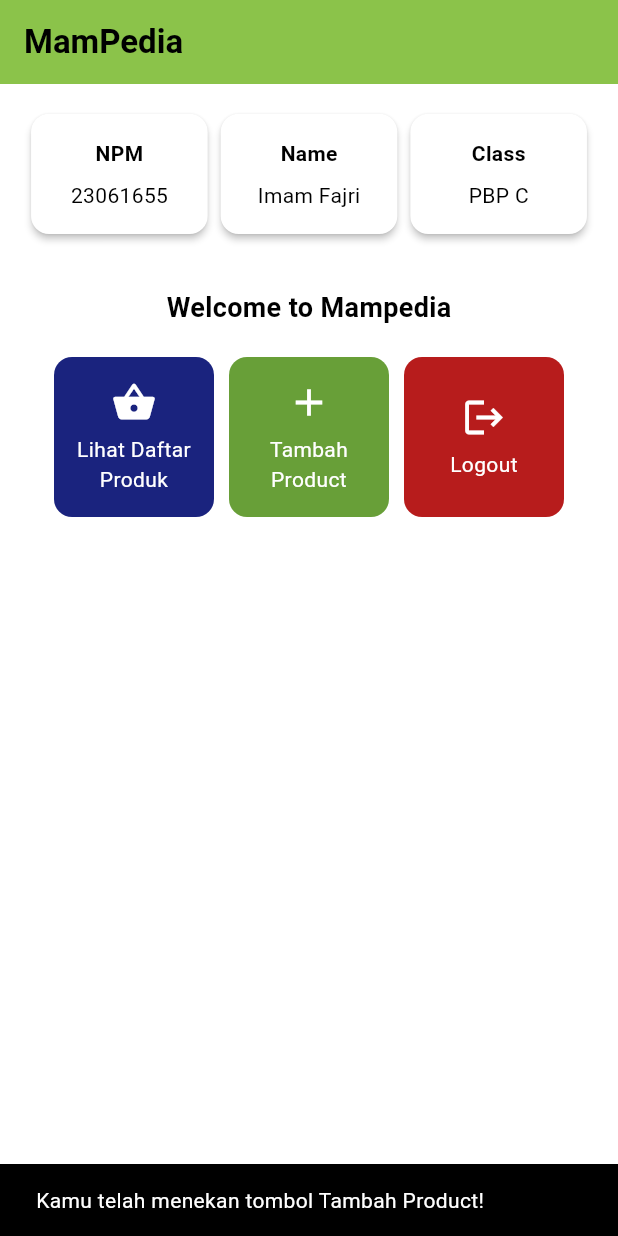
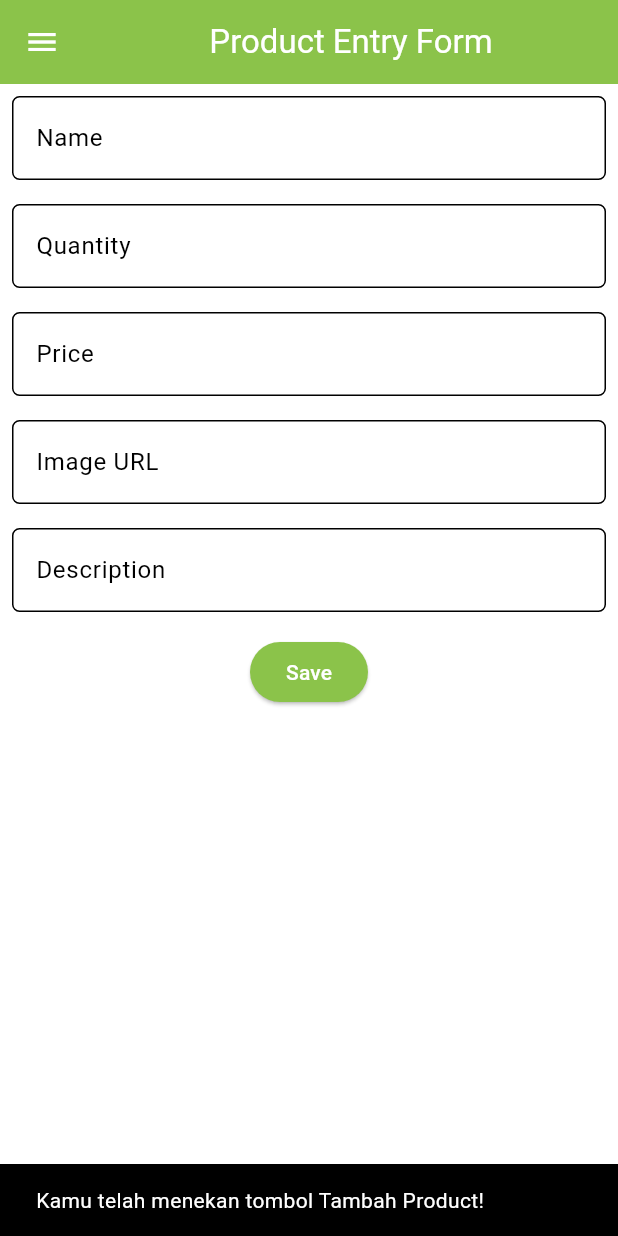
Before and after one commit to imamfajri1/mampedia_mobile, a Flutter app: the screen it shows after launch, after a tap on "Tambah Product", on a phone screen of 412 x 824 dp. Run offline on Flutter 3.47's test engine with Material 3 defaults, Android fonts, the phone set to English and light mode, and no system bars.

Commit message:
Ngoding tugas 8 done

```diff
--- a/lib/main.dart
+++ b/lib/main.dart
@@ -1,5 +1,5 @@
 import 'package:flutter/material.dart';
-import 'package:mampedia_mobile/menu.dart';
+import 'package:mampedia_mobile/screens/menu.dart';
 
 void main() {
   runApp(const MyApp());
--- a/lib/menu.dart
+++ b/lib/screens/menu.dart
@@ -1,10 +1,6 @@
 import 'package:flutter/material.dart';
-
-class ItemHomepage {
-  final String name;
-  final IconData icon;
-  ItemHomepage(this.name, this.icon);
-}
+import 'package:mampedia_mobile/widgets/product_card.dart';
+import 'package:mampedia_mobile/widgets/left_drawer.dart';
 
 class MyHomePage extends StatelessWidget {
   final String npm = '23061655'; // NPM
@@ -32,7 +28,9 @@ class MyHomePage extends StatelessWidget {
         ),
         // Warna latar belakang AppBar diambil dari skema warna tema aplikasi.
         backgroundColor: Theme.of(context).colorScheme.primary,
+        iconTheme: const IconThemeData(color: Colors.white),
       ),
+      drawer: const LeftDrawer(),
       // Body halaman dengan padding di sekelilingnya.
       body: Padding(
         padding: const EdgeInsets.all(16.0),
@@ -96,61 +94,6 @@ class MyHomePage extends StatelessWidget {
   }
 }
 
-class ItemCard extends StatelessWidget {
-  final ItemHomepage item;
-
-  const ItemCard(this.item, {super.key});
-
-  @override
-  Widget build(BuildContext context) {
-    Color? backgroundColor;
-    if (item.name == "Tambah Product") {
-      backgroundColor = Colors.lightGreen[700];
-    } else if (item.name == "Lihat Daftar Produk") {
-      backgroundColor = Colors.indigo[900];
-    } else if (item.name == "Logout") {
-      backgroundColor = Colors.red[900];
-    } else {
-      backgroundColor = Theme.of(context).colorScheme.secondary;
-    }
-
-    return Material(
-      color: backgroundColor,
-      borderRadius: BorderRadius.circular(12),
-      child: InkWell(
-        onTap: () {
-          ScaffoldMessenger.of(context)
-            ..hideCurrentSnackBar()
-            ..showSnackBar(SnackBar(
-              content: Text("Kamu telah menekan tombol ${item.name}!"),
-            ));
-        },
-        child: Container(
-          padding: const EdgeInsets.all(8),
-          child: Center(
-            child: Column(
-              mainAxisAlignment: MainAxisAlignment.center,
-              children: [
-                Icon(
-                  item.icon,
-                  color: Colors.white,
-                  size: 30.0,
-                ),
-                const Padding(padding: EdgeInsets.all(3)),
-                Text(
-                  item.name,
-                  textAlign: TextAlign.center,
-                  style: const TextStyle(color: Colors.white),
-                ),
-              ],
-            ),
-          ),
-        ),
-      ),
-    );
-  }
-}
-
 class InfoCard extends StatelessWidget {
   // Kartu informasi yang menampilkan title dan content.
 
--- /dev/null
+++ b/lib/screens/productentry_form.dart
@@ -0,0 +1,214 @@
+import 'package:flutter/material.dart';
+import 'package:mampedia_mobile/widgets/left_drawer.dart';
+
+class ProductEntryFormPage extends StatefulWidget {
+  const ProductEntryFormPage({super.key});
+
+  @override
+  State<ProductEntryFormPage> createState() => _ProductEntryFormPageState();
+}
+
+class _ProductEntryFormPageState extends State<ProductEntryFormPage> {
+  final _formKey = GlobalKey<FormState>();
+  String _name = "";
+  int _quantity = 0;
+  int _price = 0;
+  String _imageUrl = "";
+  String _description = "";
+
+  @override
+  Widget build(BuildContext context) {
+    return Scaffold(
+      appBar: AppBar(
+        title: const Center(
+          child: Text(
+            'Product Entry Form',
+          ),
+        ),
+        backgroundColor: Theme.of(context).colorScheme.primary,
+        foregroundColor: Colors.white,
+      ),
+      drawer: const LeftDrawer(),
+      body: Form(
+        key: _formKey,
+        child: SingleChildScrollView(
+          child: Column(
+            crossAxisAlignment: CrossAxisAlignment.start,
+            children: [
+              Padding(
+                padding: const EdgeInsets.all(8.0),
+                child: TextFormField(
+                  decoration: InputDecoration(
+                    hintText: "Name",
+                    labelText: "Name",
+                    border: OutlineInputBorder(
+                      borderRadius: BorderRadius.circular(5.0),
+                    ),
+                  ),
+                  onChanged: (String? value) {
+                    setState(() {
+                      _name = value!;
+                    });
+                  },
+                  validator: (String? value) {
+                    if (value == null || value.isEmpty) {
+                      return "Name tidak boleh kosong!";
+                    }
+                    return null;
+                  },
+                ),
+              ),
+              Padding(
+                padding: const EdgeInsets.all(8.0),
+                child: TextFormField(
+                  decoration: InputDecoration(
+                    hintText: "Quantity",
+                    labelText: "Quantity",
+                    border: OutlineInputBorder(
+                      borderRadius: BorderRadius.circular(5.0),
+                    ),
+                  ),
+                  onChanged: (String? value) {
+                    setState(() {
+                      _quantity = int.tryParse(value!) ?? 0;
+                    });
+                  },
+                  validator: (String? value) {
+                    if (value == null || value.isEmpty) {
+                      return "Quantity tidak boleh kosong!";
+                    }
+                    if (int.tryParse(value) == null || int.tryParse(value)! < 0) {
+                      return "Quantity tidak boleh negatif!";
+                    }
+                    return null;
+                  },
+                ),
+              ),
+              Padding(
+                padding: const EdgeInsets.all(8.0),
+                child: TextFormField(
+                  decoration: InputDecoration(
+                    hintText: "Price",
+                    labelText: "Price",
+                    border: OutlineInputBorder(
+                      borderRadius: BorderRadius.circular(5.0),
+                    ),
+                  ),
+                  onChanged: (String? value) {
+                    setState(() {
+                      _price = int.tryParse(value!) ?? 0;
+                    });
+                  },
+                  validator: (String? value) {
+                    if (value == null || value.isEmpty) {
+                      return "Price tidak boleh kosong!";
+                    }
+                    if (int.tryParse(value) == null || int.tryParse(value)! < 100) {
+                      return "Price minimal 3 digits!";
+                    }
+                    return null;
+                  },
+                ),
+              ),
+              Padding(
+                padding: const EdgeInsets.all(8.0),
+                child: TextFormField(
+                  decoration: InputDecoration(
+                    hintText: "Image URL",
+                    labelText: "Image URL",
+                    border: OutlineInputBorder(
+                      borderRadius: BorderRadius.circular(5.0),
+                    ),
+                  ),
+                  onChanged: (String? value) {
+                    setState(() {
+                      _imageUrl = value!;
+                    });
+                  },
+                  validator: (String? value) {
+                    if (value == null || value.isEmpty) {
+                      return "Image URL tidak boleh kosong!";
+                    }
+                    return null;
+                  },
+                ),
+              ),
+              Padding(
+                padding: const EdgeInsets.all(8.0),
+                child: TextFormField(
+                  decoration: InputDecoration(
+                    hintText: "Description",
+                    labelText: "Description",
+                    border: OutlineInputBorder(
+                      borderRadius: BorderRadius.circular(5.0),
+                    ),
+                  ),
+                  onChanged: (String? value) {
+                    setState(() {
+                      _description = value!;
+                    });
+                  },
+                  validator: (String? value) {
+                    if (value == null || value.isEmpty) {
+                      return "Description tidak boleh kosong!";
+                    }
+                    return null;
+                  },
+                ),
+              ),
+              Align(
+                alignment: Alignment.bottomCenter,
+                child: Padding(
+                  padding: const EdgeInsets.all(8.0),
+                  child: ElevatedButton(
+                    style: ButtonStyle(
+                      backgroundColor: MaterialStateProperty.all(
+                          Theme.of(context).colorScheme.primary),
+                    ),
+                    onPressed: () {
+                      if (_formKey.currentState!.validate()) {
+                        showDialog(
+                          context: context,
+                          builder: (context) {
+                            return AlertDialog(
+                              title: const Text('Product successfully saved'),
+                              content: SingleChildScrollView(
+                                child: Column(
+                                  crossAxisAlignment: CrossAxisAlignment.start,
+                                  children: [
+                                    Text('Name: $_name'),
+                                    Text('Quantity: $_quantity'),
+                                    Text('Price: $_price'),
+                                    Text('Image URL: $_imageUrl'),
+                                    Text('Description: $_description'),
+                                  ],
+                                ),
+                              ),
+                              actions: [
+                                TextButton(
+                                  child: const Text('OK'),
+                                  onPressed: () {
+                                    Navigator.pop(context);
+                                    _formKey.currentState!.reset();
+                                  },
+                                ),
+                              ],
+                            );
+                          },
+                        );
+                      }
+                    },
+                    child: const Text(
+                      "Save",
+                      style: TextStyle(color: Colors.white),
+                    ),
+                  ),
+                ),
+              ),
+            ],
+          ),
+        ),
+      ),
+    );
+  }
+}
--- /dev/null
+++ b/lib/widgets/left_drawer.dart
@@ -0,0 +1,68 @@
+import 'package:flutter/material.dart';
+import 'package:mampedia_mobile/screens/menu.dart';
+import 'package:mampedia_mobile/screens/productentry_form.dart';
+
+class LeftDrawer extends StatelessWidget {
+  const LeftDrawer({super.key});
+
+  @override
+  Widget build(BuildContext context) {
+    return Drawer(
+      child: ListView(
+        children: [
+          DrawerHeader(
+            decoration: BoxDecoration(
+              color: Theme.of(context).colorScheme.primary,
+            ),
+            child: const Column(
+              children: [
+                Text(
+                  'MamPedia',
+                  textAlign: TextAlign.center,
+                  style: TextStyle(
+                    fontSize: 24,
+                    fontWeight: FontWeight.bold,
+                    color: Colors.white,
+                  ),
+                ),
+                Padding(padding: EdgeInsets.all(8)),
+                Text(
+                  "Semua ada Semua Tersedia Insya Allah Berkah",
+                  textAlign: TextAlign.center,
+                  style: TextStyle(
+                    fontSize: 15,
+                    fontWeight: FontWeight.normal,
+                    color: Colors.white,),
+                ),
+              ],
+            ),
+          ),
+          ListTile(
+            leading: const Icon(Icons.home_outlined),
+            title: const Text('Halaman Utama'),
+            // Bagian redirection ke MyHomePage
+            onTap: () {
+              Navigator.pushReplacement(
+                  context,
+                  MaterialPageRoute(
+                    builder: (context) => MyHomePage(),
+                  ));
+            },
+          ),
+          ListTile(
+            leading: const Icon(Icons.add),
+            title: const Text('Tambah Product'),
+            // Bagian redirection ke MoodEntryFormPage
+            onTap: () {
+              Navigator.pushReplacement(
+                context,
+                MaterialPageRoute(
+                builder: (context) => const ProductEntryFormPage(),
+                ));
+            },
+          ),
+        ],
+      ),
+    );
+  }
+}
--- /dev/null
+++ b/lib/widgets/product_card.dart
@@ -0,0 +1,69 @@
+import 'package:flutter/material.dart';
+import 'package:mampedia_mobile/screens/productentry_form.dart';
+
+class ItemHomepage {
+  final String name;
+  final IconData icon;
+  ItemHomepage(this.name, this.icon);
+}
+
+class ItemCard extends StatelessWidget {
+  final ItemHomepage item;
+
+  const ItemCard(this.item, {super.key});
+
+  @override
+  Widget build(BuildContext context) {
+    Color? backgroundColor;
+    if (item.name == "Tambah Product") {
+      backgroundColor = Colors.lightGreen[700];
+    } else if (item.name == "Lihat Daftar Produk") {
+      backgroundColor = Colors.indigo[900];
+    } else if (item.name == "Logout") {
+      backgroundColor = Colors.red[900];
+    } else {
+      backgroundColor = Theme.of(context).colorScheme.secondary;
+    }
+
+    return Material(
+      color: backgroundColor,
+      borderRadius: BorderRadius.circular(12),
+      child: InkWell(
+        onTap: () {
+          ScaffoldMessenger.of(context)
+            ..hideCurrentSnackBar()
+            ..showSnackBar(SnackBar(
+              content: Text("Kamu telah menekan tombol ${item.name}!"),
+            ));
+          if (item.name == "Tambah Product") {
+            Navigator.push(
+                context,
+                MaterialPageRoute(
+                    builder: (context) => const ProductEntryFormPage()));
+          }
+        },
+        child: Container(
+          padding: const EdgeInsets.all(8),
+          child: Center(
+            child: Column(
+              mainAxisAlignment: MainAxisAlignment.center,
+              children: [
+                Icon(
+                  item.icon,
+                  color: Colors.white,
+                  size: 30.0,
+                ),
+                const Padding(padding: EdgeInsets.all(3)),
+                Text(
+                  item.name,
+                  textAlign: TextAlign.center,
+                  style: const TextStyle(color: Colors.white),
+                ),
+              ],
+            ),
+          ),
+        ),
+      ),
+    );
+  }
+}
```
